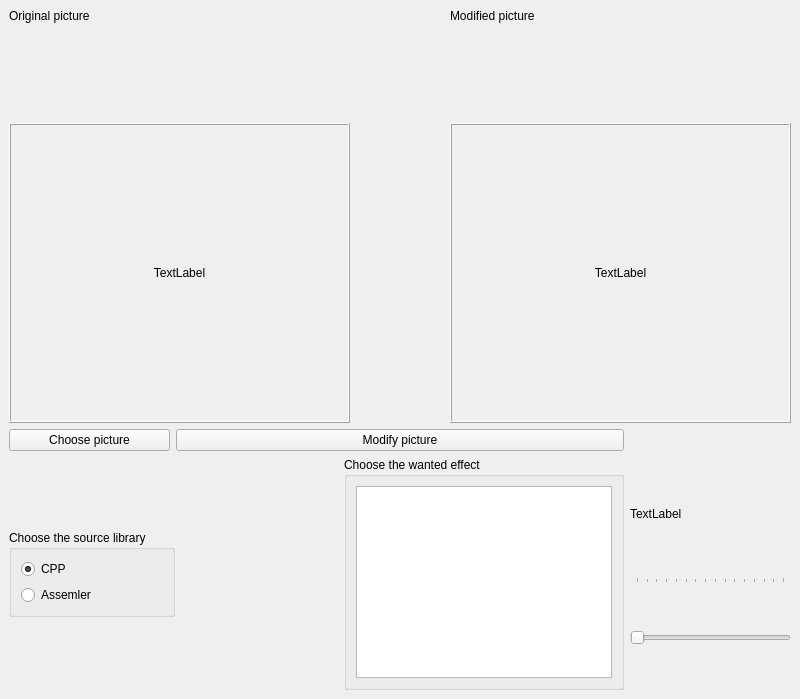
Above: Sepia_Vignetting/mainwindow.ui from LapciuchPS/Curriculum-Vitae before the change. Below: the same form after it.
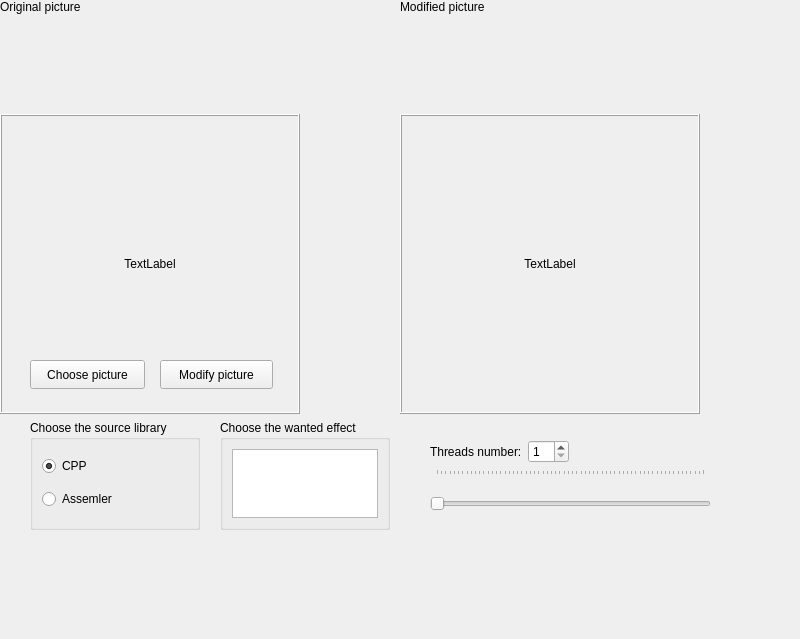
That is the form after the change.

Commit message: Changed threads choose system - added spinbox

What changed in the file:
```diff
--- a/Sepia_Vignetting/mainwindow.ui
+++ b/Sepia_Vignetting/mainwindow.ui
@@ -14,16 +14,15 @@
    <string>MainWindow</string>
   </property>
   <widget class="QWidget" name="centralwidget">
-   <layout class="QGridLayout" name="gridLayout">
-    <item row="1" column="0">
-     <widget class="QPushButton" name="pushButton_choose_picture">
-      <property name="text">
-       <string>Choose picture</string>
-      </property>
-     </widget>
-    </item>
-    <item row="2" column="0" colspan="2">
      <widget class="QGroupBox" name="groupBox_library_choice">
+    <property name="geometry">
+     <rect>
+      <x>30</x>
+      <y>420</y>
+      <width>170</width>
+      <height>110</height>
+     </rect>
+    </property>
       <property name="sizePolicy">
        <sizepolicy hsizetype="Fixed" vsizetype="Fixed">
         <horstretch>0</horstretch>
@@ -53,50 +52,61 @@
        </item>
       </layout>
      </widget>
-    </item>
-    <item row="2" column="3">
-     <layout class="QVBoxLayout" name="verticalLayout_2">
-      <item>
-       <widget class="QLabel" name="label_threads_number_choice">
-        <property name="sizePolicy">
-         <sizepolicy hsizetype="Fixed" vsizetype="Preferred">
-          <horstretch>0</horstretch>
-          <verstretch>0</verstretch>
-         </sizepolicy>
+   <widget class="QPushButton" name="pushButton_modify_picture">
+    <property name="geometry">
+     <rect>
+      <x>160</x>
+      <y>360</y>
+      <width>113</width>
+      <height>29</height>
+     </rect>
         </property>
         <property name="text">
-         <string>TextLabel</string>
-        </property>
-       </widget>
-      </item>
-      <item>
-       <widget class="QSlider" name="horizontalSlider_threads_number_choice">
+     <string>Modify picture</string>
+    </property>
+   </widget>
+   <widget class="QPushButton" name="pushButton_choose_picture">
+    <property name="geometry">
+     <rect>
+      <x>30</x>
+      <y>360</y>
+      <width>115</width>
+      <height>29</height>
+     </rect>
+    </property>
+    <property name="text">
+     <string>Choose picture</string>
+    </property>
+   </widget>
+   <widget class="QGroupBox" name="groupBox_operation_choice">
+    <property name="geometry">
+     <rect>
+      <x>220</x>
+      <y>420</y>
+      <width>170</width>
+      <height>110</height>
+     </rect>
+    </property>
         <property name="sizePolicy">
-         <sizepolicy hsizetype="Minimum" vsizetype="Minimum">
+     <sizepolicy hsizetype="Fixed" vsizetype="Fixed">
           <horstretch>0</horstretch>
           <verstretch>0</verstretch>
          </sizepolicy>
         </property>
-        <property name="minimum">
-         <number>1</number>
-        </property>
-        <property name="maximum">
-         <number>16</number>
-        </property>
-        <property name="orientation">
-         <enum>Qt::Orientation::Horizontal</enum>
-        </property>
-        <property name="tickPosition">
-         <enum>QSlider::TickPosition::TicksAbove</enum>
-        </property>
-        <property name="tickInterval">
-         <number>1</number>
+    <property name="title">
+     <string>Choose the wanted effect</string>
+    </property>
+    <layout class="QHBoxLayout" name="horizontalLayout">
+     <item>
+      <widget class="QListWidget" name="listWidget_effects_widget">
+       <property name="dragDropMode">
+        <enum>QAbstractItemView::DragDropMode::InternalMove</enum>
         </property>
        </widget>
       </item>
      </layout>
-    </item>
-    <item row="0" column="0" colspan="4">
+   </widget>
+   <widget class="QWidget" name="">
      <layout class="QHBoxLayout" name="horizontalLayout_2" stretch="1,1">
       <property name="spacing">
        <number>100</number>
@@ -192,37 +202,80 @@
        </layout>
       </item>
      </layout>
-    </item>
-    <item row="1" column="1" colspan="2">
-     <widget class="QPushButton" name="pushButton_modify_picture">
+   </widget>
+   <widget class="QWidget" name="">
+    <property name="geometry">
+     <rect>
+      <x>430</x>
+      <y>440</y>
+      <width>281</width>
+      <height>91</height>
+     </rect>
+    </property>
+    <layout class="QGridLayout" name="gridLayout">
+     <item row="0" column="0">
+      <widget class="QLabel" name="label_threads_number_choice_text">
+       <property name="sizePolicy">
+        <sizepolicy hsizetype="Fixed" vsizetype="Preferred">
+         <horstretch>0</horstretch>
+         <verstretch>0</verstretch>
+        </sizepolicy>
+       </property>
       <property name="text">
-       <string>Modify picture</string>
+        <string>Threads number:</string>
       </property>
      </widget>
     </item>
-    <item row="2" column="2">
-     <widget class="QGroupBox" name="groupBox_operation_choice">
+     <item row="0" column="1">
+      <widget class="QSpinBox" name="spinBox_threads_number_choice">
+       <property name="minimum">
+        <number>1</number>
+       </property>
+       <property name="maximum">
+        <number>64</number>
+       </property>
+      </widget>
+     </item>
+     <item row="0" column="2">
+      <spacer name="horizontalSpacer">
+       <property name="orientation">
+        <enum>Qt::Orientation::Horizontal</enum>
+       </property>
+       <property name="sizeHint" stdset="0">
+        <size>
+         <width>40</width>
+         <height>20</height>
+        </size>
+       </property>
+      </spacer>
+     </item>
+     <item row="1" column="0" colspan="3">
+      <widget class="QSlider" name="horizontalSlider_threads_number_choice">
       <property name="sizePolicy">
-       <sizepolicy hsizetype="Fixed" vsizetype="Fixed">
+        <sizepolicy hsizetype="Minimum" vsizetype="Minimum">
         <horstretch>0</horstretch>
         <verstretch>0</verstretch>
        </sizepolicy>
       </property>
-      <property name="title">
-       <string>Choose the wanted effect</string>
-      </property>
-      <layout class="QHBoxLayout" name="horizontalLayout">
-       <item>
-        <widget class="QListWidget" name="listWidget_effects_widget">
-         <property name="dragDropMode">
-          <enum>QAbstractItemView::DragDropMode::InternalMove</enum>
-         </property>
+       <property name="minimum">
+        <number>1</number>
+       </property>
+       <property name="maximum">
+        <number>64</number>
+       </property>
+       <property name="orientation">
+        <enum>Qt::Orientation::Horizontal</enum>
+       </property>
+       <property name="tickPosition">
+        <enum>QSlider::TickPosition::TicksAbove</enum>
+       </property>
+       <property name="tickInterval">
+        <number>1</number>
+       </property>
         </widget>
        </item>
       </layout>
      </widget>
-    </item>
-   </layout>
   </widget>
  </widget>
  <resources/>
```
Lines whose indentation alone changed are shown as unchanged. The commit also changes 2 other files.
